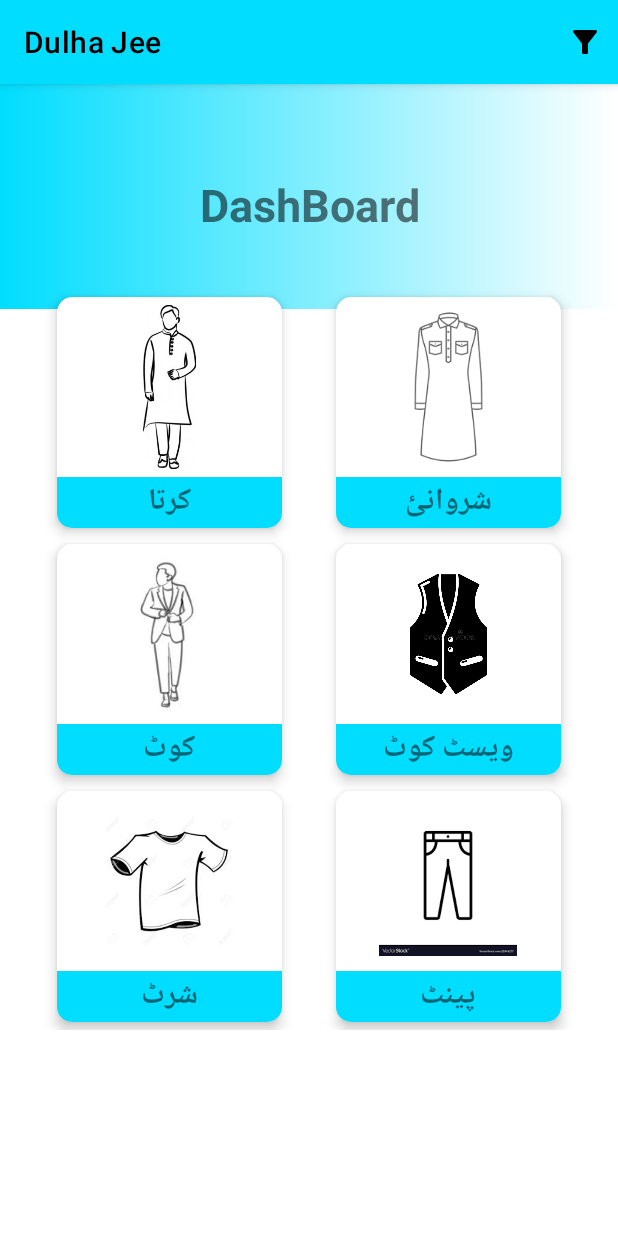
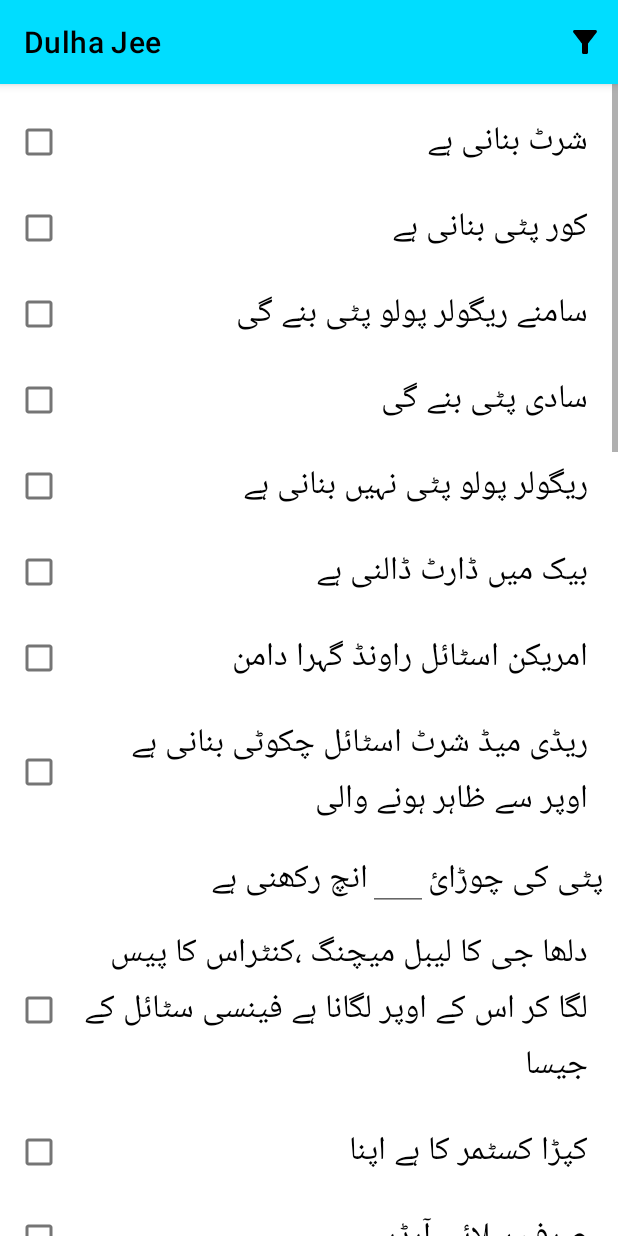
Before and after one commit to Sharjeel-Siddiqui/DarziApp, an Android app: the DashBoard screen opened through its navigation route, after a tap on "شرٹ", on a phone screen of 412 x 824 dp. Run offline under Robolectric (Android 15) with nearby library versions, the phone set to English and light mode, and no system bars; libraries missing offline, so code that uses them is left out: gr.net.maroulis.

Commit message:
Sixth Commit  07 - january -2021
Shirt ui completed

```diff
--- a/app/src/main/java/com/example/dulha_jee/dashboard/DashBoard.java
+++ b/app/src/main/java/com/example/dulha_jee/dashboard/DashBoard.java
@@ -66,6 +66,7 @@ public class DashBoard extends Fragment implements View.OnClickListener {
                 navController.navigate(R.id.action_dashBoard_to_fragmentPants);
                 break;
             case R.id.card_shirt:
+                navController.navigate(R.id.action_dashBoard_to_fragmentShirt);
                 break;
             default:
                 //do nothing
--- /dev/null
+++ b/app/src/main/java/com/example/dulha_jee/dashboard/FragmentShirt.java
@@ -0,0 +1,26 @@
+package com.example.dulha_jee.dashboard;
+
+import android.os.Bundle;
+import android.view.LayoutInflater;
+import android.view.View;
+import android.view.ViewGroup;
+
+import androidx.annotation.NonNull;
+import androidx.annotation.Nullable;
+import androidx.fragment.app.Fragment;
+
+import com.example.dulha_jee.R;
+
+public class FragmentShirt extends Fragment {
+
+    @Nullable
+    @Override
+    public View onCreateView(@NonNull LayoutInflater inflater, @Nullable ViewGroup container, @Nullable Bundle savedInstanceState) {
+        return inflater.inflate(R.layout.fragment_shirt,container,false);
+    }
+
+    @Override
+    public void onViewCreated(@NonNull View view, @Nullable Bundle savedInstanceState) {
+        super.onViewCreated(view, savedInstanceState);
+    }
+}
--- /dev/null
+++ b/app/src/main/res/layout/fragment_shirt.xml
@@ -0,0 +1,415 @@
+<?xml version="1.0" encoding="utf-8"?>
+<ScrollView xmlns:android="http://schemas.android.com/apk/res/android"
+    android:layout_width="match_parent"
+    android:layout_height="match_parent">
+
+    <LinearLayout
+        android:layout_width="match_parent"
+        android:layout_height="match_parent"
+        android:layout_margin="10dp"
+        android:orientation="vertical">
+
+        <CheckBox
+            android:layout_width="match_parent"
+            android:layout_height="wrap_content"
+            android:layout_gravity="right"
+            android:checked="false"
+            android:padding="10dp"
+            android:text="شرٹ بنانی ہے"
+            android:textSize="22sp" />
+
+        <CheckBox
+            android:layout_width="match_parent"
+            android:layout_height="wrap_content"
+            android:layout_gravity="right"
+            android:checked="false"
+            android:padding="10dp"
+            android:text="کور پٹی بنانی ہے"
+            android:textSize="22sp" />
+
+        <CheckBox
+            android:layout_width="match_parent"
+            android:layout_height="wrap_content"
+            android:layout_gravity="right"
+            android:checked="false"
+            android:padding="10dp"
+            android:text="سامنے ریگولر پولو پٹی بنے گی"
+            android:textSize="22sp" />
+
+        <CheckBox
+            android:layout_width="match_parent"
+            android:layout_height="wrap_content"
+            android:layout_gravity="right"
+            android:checked="false"
+            android:padding="10dp"
+            android:text="سادی پٹی بنے گی"
+            android:textSize="22sp" />
+
+        <CheckBox
+            android:layout_width="match_parent"
+            android:layout_height="wrap_content"
+            android:layout_gravity="right"
+            android:checked="false"
+            android:padding="10dp"
+            android:text="ریگولر پولو پٹی نہیں بنانی ہے"
+            android:textSize="22sp" />
+
+        <CheckBox
+            android:layout_width="match_parent"
+            android:layout_height="wrap_content"
+            android:layout_gravity="right"
+            android:checked="false"
+            android:padding="10dp"
+            android:text="بیک میں ڈارٹ ڈالنی ہے"
+            android:textSize="22sp" />
+
+        <CheckBox
+            android:layout_width="match_parent"
+            android:layout_height="wrap_content"
+            android:layout_gravity="right"
+            android:checked="false"
+            android:padding="10dp"
+            android:text="امریکن اسٹائل راونڈ گہرا دامن"
+            android:textSize="22sp" />
+
+        <CheckBox
+            android:layout_width="match_parent"
+            android:layout_height="wrap_content"
+            android:layout_gravity="right"
+            android:checked="false"
+            android:padding="10dp"
+            android:text="ریڈی میڈ شرٹ اسٹائل چکوٹی بنانی ہے اوپر سے ظاہر ہونے والی"
+            android:textSize="22sp" />
+
+        <LinearLayout
+            android:layout_width="match_parent"
+            android:layout_height="wrap_content"
+            android:gravity="right"
+            android:orientation="horizontal">
+
+            <TextView
+                android:layout_width="wrap_content"
+                android:layout_height="wrap_content"
+                android:text="انچ رکھنی ہے"
+                android:textColor="@android:color/black"
+                android:textSize="22sp" />
+
+            <EditText
+                android:layout_width="40dp"
+                android:layout_height="wrap_content" />
+
+            <TextView
+                android:layout_width="wrap_content"
+                android:layout_height="wrap_content"
+                android:text="پٹی کی چوڑائ"
+                android:textColor="@android:color/black"
+                android:textSize="22sp" />
+        </LinearLayout>
+
+        <CheckBox
+            android:layout_width="match_parent"
+            android:layout_height="wrap_content"
+            android:layout_gravity="right"
+            android:checked="false"
+            android:padding="10dp"
+            android:text="دلھا جی کا لیبل میچنگ ،کنٹراس کا پیس لگا کر اس کے اوپر لگانا ہے فینسی سٹائل کے جیسا"
+            android:textSize="22sp" />
+
+           // here we will write general requirements
+
+        <CheckBox
+            android:layout_width="match_parent"
+            android:layout_height="wrap_content"
+            android:layout_gravity="right"
+            android:checked="false"
+            android:padding="10dp"
+            android:text="کپڑا کسٹمر کا ہے اپنا"
+            android:textSize="22sp" />
+
+        <CheckBox
+            android:layout_width="match_parent"
+            android:layout_height="wrap_content"
+            android:layout_gravity="right"
+            android:checked="false"
+            android:padding="10dp"
+            android:text="صرف سلائی آرڈر"
+            android:textSize="22sp" />
+
+        <CheckBox
+            android:layout_width="match_parent"
+            android:layout_height="wrap_content"
+            android:layout_gravity="right"
+            android:checked="false"
+            android:padding="10dp"
+            android:text="بچگانہ سائز"
+            android:textSize="22sp" />
+
+        <CheckBox
+            android:layout_width="match_parent"
+            android:layout_height="wrap_content"
+            android:layout_gravity="right"
+            android:checked="false"
+            android:padding="10dp"
+            android:text="یہ تیار ناپ ہے"
+            android:textSize="22sp" />
+
+        <CheckBox
+            android:layout_width="match_parent"
+            android:layout_height="wrap_content"
+            android:layout_gravity="right"
+            android:checked="false"
+            android:padding="10dp"
+            android:text="خاص کسٹمر کا آرڈر ہے یہ انتہائ فنیشنگ اور صفائی کے ساتھ بنانا ہے"
+            android:textSize="22sp" />
+
+        <CheckBox
+            android:layout_width="match_parent"
+            android:layout_height="wrap_content"
+            android:layout_gravity="right"
+            android:checked="false"
+            android:padding="10dp"
+            android:text="ریگولر کسٹمر ہیں سائز کااور فنیشنگ کا خاص خیال رکھنا ہوگا"
+            android:textSize="22sp" />
+
+        <CheckBox
+            android:layout_width="match_parent"
+            android:layout_height="wrap_content"
+            android:layout_gravity="right"
+            android:checked="false"
+            android:padding="10dp"
+            android:text="ارجنٹ آرڈر"
+            android:textSize="22sp" />
+
+        <LinearLayout
+            android:layout_width="match_parent"
+            android:layout_height="wrap_content"
+            android:gravity="right"
+            android:orientation="horizontal">
+
+            <TextView
+                android:layout_width="wrap_content"
+                android:layout_height="wrap_content"
+                android:text="بجے تک لازمی"
+                android:textColor="@android:color/black"
+                android:textSize="22sp" />
+
+            <EditText
+                android:layout_width="40dp"
+                android:layout_height="wrap_content" />
+
+            <TextView
+                android:layout_width="wrap_content"
+                android:layout_height="wrap_content"
+                android:text="کو چاہیے"
+                android:textColor="@android:color/black"
+                android:textSize="22sp" />
+
+            <EditText
+                android:layout_width="40dp"
+                android:layout_height="wrap_content" />
+
+            <TextView
+                android:layout_width="wrap_content"
+                android:layout_height="wrap_content"
+                android:text="ارجنٹ بروز"
+                android:textColor="@android:color/black"
+                android:textSize="22sp" />
+
+
+        </LinearLayout>
+
+        <LinearLayout
+            android:layout_width="match_parent"
+            android:layout_height="wrap_content"
+            android:gravity="right"
+            android:orientation="horizontal">
+
+            <TextView
+                android:layout_width="wrap_content"
+                android:layout_height="wrap_content"
+                android:text="گھنٹے میں چاہیے آرڈر"
+                android:textColor="@android:color/black"
+                android:textSize="22sp" />
+
+            <EditText
+                android:layout_width="40dp"
+                android:layout_height="wrap_content" />
+
+            <TextView
+                android:layout_width="wrap_content"
+                android:layout_height="wrap_content"
+                android:text="،"
+                android:textColor="@android:color/black"
+                android:textSize="22sp" />
+
+            <EditText
+                android:layout_width="40dp"
+                android:layout_height="wrap_content" />
+
+            <TextView
+                android:layout_width="wrap_content"
+                android:layout_height="wrap_content"
+                android:text="انتہائ ارجنٹ بروز"
+                android:textColor="@android:color/black"
+                android:textSize="22sp" />
+
+        </LinearLayout>
+
+
+        <CheckBox
+            android:layout_width="match_parent"
+            android:layout_height="wrap_content"
+            android:layout_gravity="right"
+            android:checked="false"
+            android:padding="10dp"
+            android:text="دلہاجی کا لیبل نہیں لگانا ہے"
+            android:textSize="22sp" />
+
+        <CheckBox
+            android:layout_width="match_parent"
+            android:layout_height="wrap_content"
+            android:layout_gravity="right"
+            android:checked="false"
+            android:padding="10dp"
+            android:text="اسپیشل آرڈر"
+            android:textSize="22sp" />
+
+        <CheckBox
+            android:layout_width="match_parent"
+            android:layout_height="wrap_content"
+            android:layout_gravity="right"
+            android:checked="false"
+            android:padding="10dp"
+            android:text="بٹن بہت مضبوط کر کے لگانے ہیں"
+            android:textSize="22sp" />
+
+        <CheckBox
+            android:layout_width="match_parent"
+            android:layout_height="wrap_content"
+            android:layout_gravity="right"
+            android:checked="false"
+            android:padding="10dp"
+            android:text="شولڈر ڈاؤن"
+            android:textSize="22sp" />
+
+        <CheckBox
+            android:layout_width="match_parent"
+            android:layout_height="wrap_content"
+            android:layout_gravity="right"
+            android:checked="false"
+            android:padding="10dp"
+            android:text="شولڈر ڈاؤن"
+            android:textSize="22sp" />
+
+        <CheckBox
+            android:layout_width="match_parent"
+            android:layout_height="wrap_content"
+            android:layout_gravity="right"
+            android:checked="false"
+            android:padding="10dp"
+            android:text="ہلکا کم شولڈر ڈاون"
+            android:textSize="22sp" />
+
+        <CheckBox
+            android:layout_width="match_parent"
+            android:layout_height="wrap_content"
+            android:layout_gravity="right"
+            android:checked="false"
+            android:padding="10dp"
+            android:text="فل شولڈر ڈاون شولڈر ڈاون"
+            android:textSize="22sp" />
+
+        <CheckBox
+            android:layout_width="match_parent"
+            android:layout_height="wrap_content"
+            android:layout_gravity="right"
+            android:checked="false"
+            android:padding="10dp"
+            android:text="اسٹریٹ سیدھے شولڈر"
+            android:textSize="22sp" />
+
+        <CheckBox
+            android:layout_width="match_parent"
+            android:layout_height="wrap_content"
+            android:layout_gravity="right"
+            android:checked="false"
+            android:padding="10dp"
+            android:text="سیدھے ہاتھ کا شولڈر ڈاؤن"
+            android:textSize="22sp" />
+
+
+        <CheckBox
+            android:layout_width="match_parent"
+            android:layout_height="wrap_content"
+            android:layout_gravity="right"
+            android:checked="false"
+            android:padding="10dp"
+            android:text="الٹے بائیں ہاتھ کا شولڈر ڈاؤن"
+            android:textSize="22sp" />
+
+        <CheckBox
+            android:layout_width="match_parent"
+            android:layout_height="wrap_content"
+            android:layout_gravity="right"
+            android:checked="false"
+            android:padding="10dp"
+            android:text="الٹر باڈی ہے"
+            android:textSize="22sp" />
+
+        <CheckBox
+            android:layout_width="match_parent"
+            android:layout_height="wrap_content"
+            android:layout_gravity="right"
+            android:checked="false"
+            android:padding="10dp"
+            android:text="سینے کے اوپر گوشت نہیں ہے باڈی میں گہڑہ ہے"
+            android:textSize="22sp" />
+
+        <CheckBox
+            android:layout_width="match_parent"
+            android:layout_height="wrap_content"
+            android:layout_gravity="right"
+            android:checked="false"
+            android:padding="10dp"
+            android:text="دلھاجی کا لیبل نہیں لگانا ہے"
+            android:textSize="22sp" />
+
+        <CheckBox
+            android:layout_width="match_parent"
+            android:layout_height="wrap_content"
+            android:layout_gravity="right"
+            android:checked="false"
+            android:padding="10dp"
+            android:text="پارٹی کا اپنا لیبل لگے گا"
+            android:textSize="22sp" />
+
+        <CheckBox
+            android:layout_width="match_parent"
+            android:layout_height="wrap_content"
+            android:layout_gravity="right"
+            android:checked="false"
+            android:padding="10dp"
+            android:text="لیبل کپڑے کی چیز کے اوپر لگے گا فینسی اسٹائل کی طرح"
+            android:textSize="22sp" />
+
+
+        <CheckBox
+            android:layout_width="match_parent"
+            android:layout_height="wrap_content"
+            android:layout_gravity="right"
+            android:checked="false"
+            android:padding="10dp"
+            android:text="ریگولر کسٹمر کا آرڈر ہے فینیشنگ کا خاص خیال رکھنا ہے"
+            android:textSize="22sp" />
+
+        <CheckBox
+            android:layout_width="match_parent"
+            android:layout_height="wrap_content"
+            android:layout_gravity="right"
+            android:checked="false"
+            android:padding="10dp"
+            android:text=" خاص کسٹمر کا آرڈر ہے یہ بہت بہترین فینیشنگ اور صفائی کے ساتھ بنانا ہے"
+            android:textSize="22sp" />
+
+    </LinearLayout>
+</ScrollView>
--- a/app/src/main/res/navigation/nav_graph.xml
+++ b/app/src/main/res/navigation/nav_graph.xml
@@ -91,6 +91,9 @@
         <action
             android:id="@+id/action_dashBoard_to_fragmentPants"
             app:destination="@id/fragmentPants" />
+        <action
+            android:id="@+id/action_dashBoard_to_fragmentShirt"
+            app:destination="@id/fragmentShirt" />
     </fragment>
     <fragment
         android:id="@+id/waistCoatFragment"
@@ -106,5 +109,9 @@
         android:id="@+id/fragmentPants"
         android:name="com.example.dulha_jee.dashboard.FragmentPants"
         android:label="FragmentPants" />
+    <fragment
+        android:id="@+id/fragmentShirt"
+        android:name="com.example.dulha_jee.dashboard.FragmentShirt"
+        android:label="FragmentShirt" />
 
 </navigation>
```
